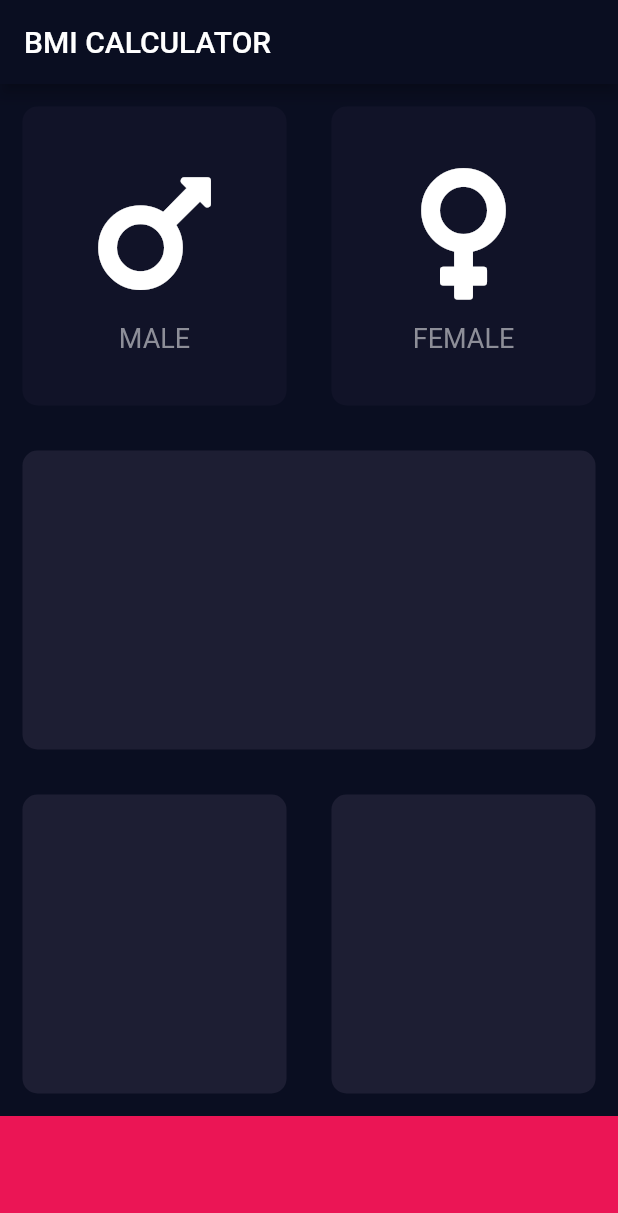
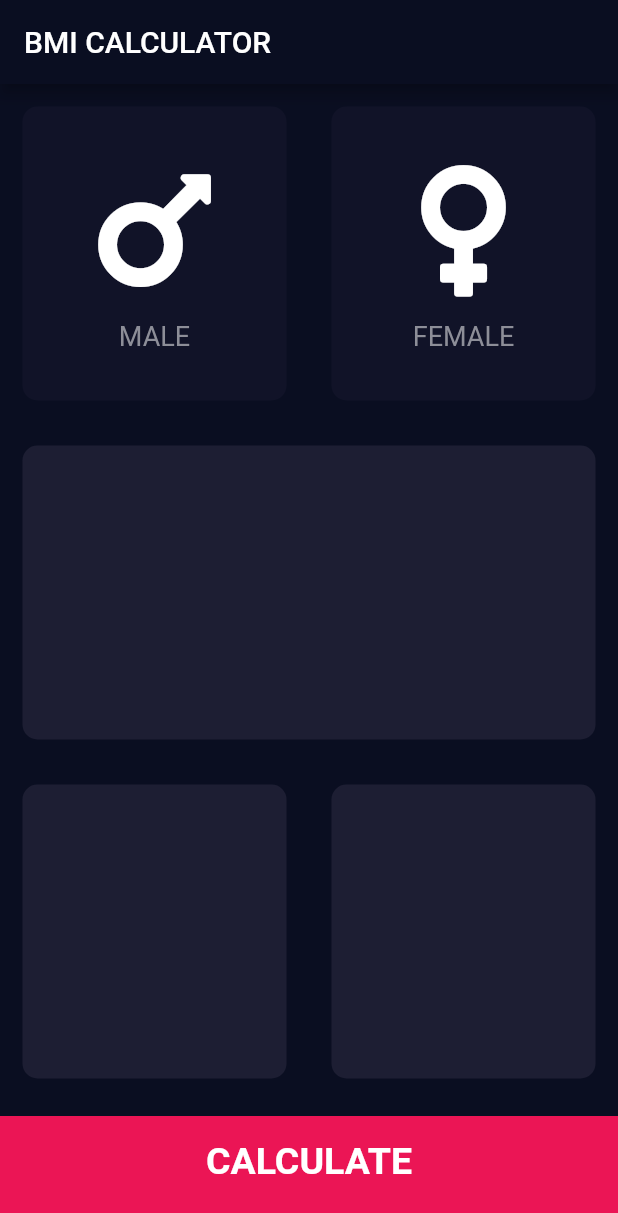
Before and after one commit to pr0mila/Flutter-Practice, a Flutter app: the screen it shows after launch, on a phone screen of 412 x 824 dp. Shown: the top 1213 px of the screen. Run offline on Flutter 3.47's test engine with Material 2 defaults, Android fonts, the phone set to English and light mode, and no system bars; our stand-ins replace font_awesome_flutter.

Commit message:
organized in folders

```diff
--- /dev/null
+++ b/lib/components/bottom_button.dart
@@ -0,0 +1,33 @@
+import 'package:flutter/material.dart';
+import 'package:flutterintermediate/screens/results_page.dart';
+import '../constants.dart';
+
+class BottomButton extends StatelessWidget {
+
+
+  BottomButton({required this.buttonText});
+  final String buttonText;
+ // final Function onTap;
+
+
+  @override
+  Widget build(BuildContext context) {
+    return GestureDetector(
+      onTap: (){
+        Navigator.push(context, MaterialPageRoute(builder: (context)=>ResultPage()));
+      },
+      child: Container(
+        child: Center(
+          child: Text(
+            buttonText,style: largeButtonText,
+          ),
+        ),
+        color: bottomContainerColor,
+        margin: EdgeInsets.only(top: 10.0),
+        padding: EdgeInsets.only(bottom: 20.0),
+        width: double.infinity,
+        height: bottomContainerHeight,
+      ),
+    );
+  }
+}
--- a/lib/icon_content.dart
+++ b/lib/components/icon_content.dart
@@ -1,8 +1,6 @@
 import 'package:flutter/material.dart';
+import '../constants.dart';
 
-const labelText = TextStyle(
-    fontSize: 18.0, color: Color(0xFF8D8E98)
-);
 
 
 class IconContent extends StatelessWidget {
--- a/lib/main.dart
+++ b/lib/main.dart
@@ -1,5 +1,5 @@
 import 'package:flutter/material.dart';
-import 'package:flutterintermediate/inputpage.dart';
+import 'package:flutterintermediate/screens/inputpage.dart';
 
 void main() => runApp(BMICalculator());
 
--- a/lib/inputpage.dart
+++ b/lib/screens/inputpage.dart
@@ -1,13 +1,12 @@
-import 'reusable_card.dart';
-import 'icon_content.dart';
+import 'package:flutter/painting.dart';
+import 'package:flutterintermediate/screens/results_page.dart';
+
+import '../components/reusable_card.dart';
+import '../components/icon_content.dart';
 import 'package:flutter/material.dart';
 import 'package:font_awesome_flutter/font_awesome_flutter.dart';
-
-const bottomContainerHeight = 80.0;
-const backgroundCardColor = Color(0xFF0A0E21);
-const activatedCardColor = Color(0xFF1D1E33);
-const inactivatedCardColor = Color(0xFF111328);
-const bottomContainerColor = Color(0xFFEB1555);
+import '../constants.dart';
+import '../components/bottom_button.dart';
 
 enum Gender { male, female }
 
@@ -20,21 +19,6 @@ class _InputPageState extends State<InputPage> {
   Color maleCardColor = inactivatedCardColor;
   Color femaleCardColor = inactivatedCardColor;
   Gender? gender;
-
-  /*void updatedColor(Gender gender) {
-    if (gender == Gender.male) {
-      maleCardColor = activatedCardColor;
-      femaleCardColor = inactivatedCardColor;
-    } else {
-      maleCardColor = inactivatedCardColor;
-    }
-    if (gender == Gender.female) {
-      femaleCardColor = activatedCardColor;
-      maleCardColor = inactivatedCardColor;
-    } else {
-      femaleCardColor = inactivatedCardColor;
-    }
-  }*/
 
   @override
   Widget build(BuildContext context) {
@@ -92,10 +76,12 @@ class _InputPageState extends State<InputPage> {
               ],
             ),
           ),
-          Container(
-            color: bottomContainerColor,
-            width: double.infinity,
-            height: bottomContainerHeight,
+          BottomButton(
+            buttonText: 'CALCULATE',
+            onTap: () {
+              Navigator.push(context,
+                  MaterialPageRoute(builder: (context) => ResultPage()));
+            },
           )
         ],
       ),
```
Also changed, not shown: lib/components/round_icon_button.dart (added, +23 -0 lines), lib/constants.dart (added, +32 -0 lines), lib/screens/results_page.dart (added, +46 -0 lines), lib/components/reusable_card.dart (renamed from lib/reusable_card.dart).
